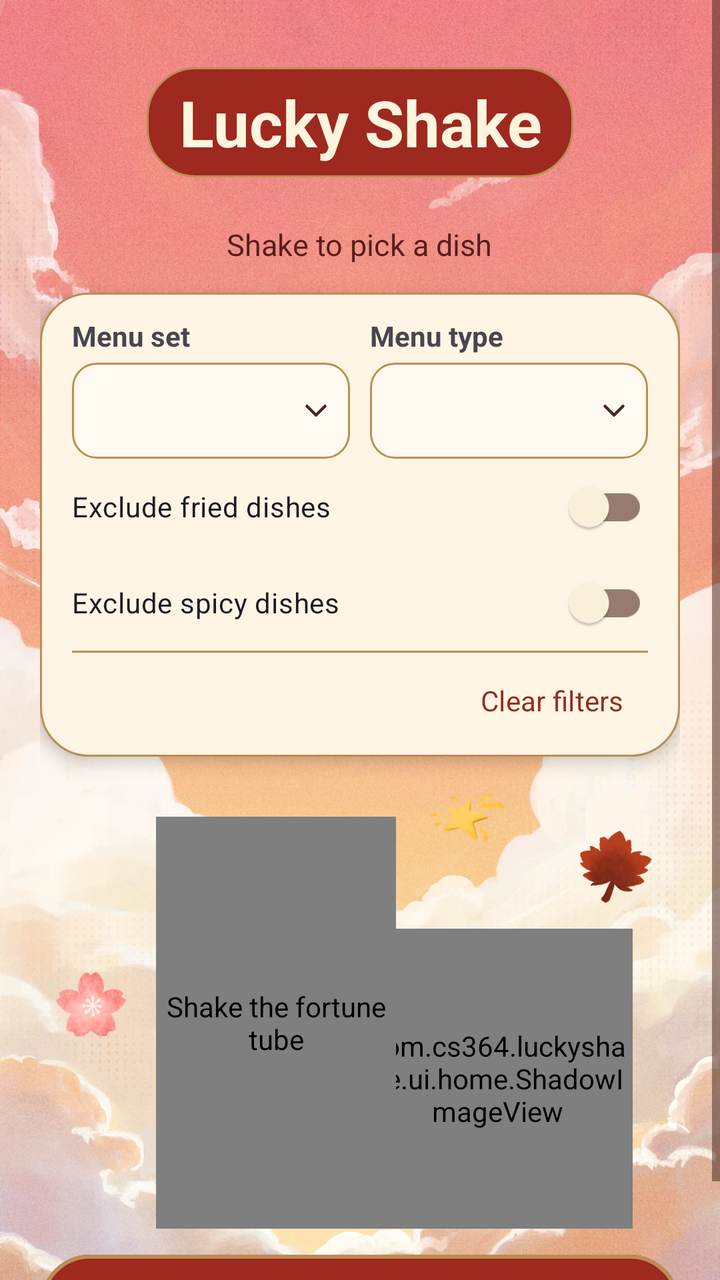
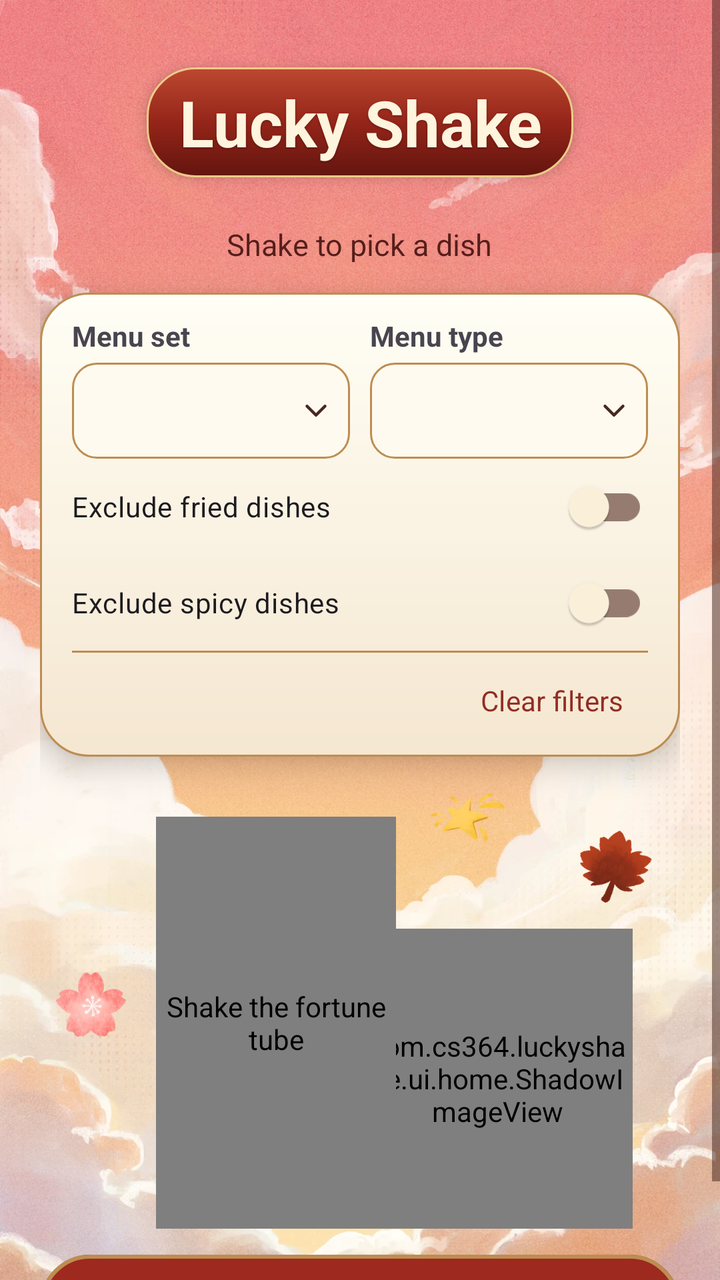

Before-and-after screenshots of an Android layout around one commit, followed by the original layout XML and the change that was made.
<!-- AndroidManifest.xml: application theme Theme.LuckyShake -->
<!-- res/layout/activity_main.xml -->
<?xml version="1.0" encoding="utf-8"?>
<FrameLayout xmlns:android="http://schemas.android.com/apk/res/android"
    xmlns:app="http://schemas.android.com/apk/res-auto"
    android:id="@+id/main"
    android:layout_width="match_parent"
    android:layout_height="match_parent"
    android:theme="@style/ThemeOverlay.LuckyShake.Home"
    android:clipToPadding="false">

    <ImageView
        android:layout_width="match_parent"
        android:layout_height="match_parent"
        android:importantForAccessibility="no"
        android:scaleType="centerCrop"
        android:src="@drawable/home_sky" />

    <ScrollView
        android:layout_width="match_parent"
        android:layout_height="match_parent"
        android:fillViewport="true">

        <LinearLayout
            android:layout_width="match_parent"
            android:layout_height="wrap_content"
            android:gravity="center_horizontal"
            android:orientation="vertical"
            android:paddingStart="20dp"
            android:paddingTop="16dp"
            android:paddingEnd="20dp"
            android:paddingBottom="12dp">

            <androidx.constraintlayout.widget.ConstraintLayout
                style="@style/Widget.LuckyShake.TabBanner"
                android:background="@null"
                android:layout_marginBottom="6dp">

                <TextView
                    android:id="@+id/home_title_main"
                    style="@style/Widget.LuckyShake.TabBanner.Title"
                    android:layout_width="wrap_content"
                    android:text="@string/home_title_main"
                    android:textSize="32sp"
                    app:layout_constraintBottom_toBottomOf="parent"
                    app:layout_constrainedWidth="true"
                    app:layout_constraintEnd_toEndOf="parent"
                    app:layout_constraintStart_toStartOf="parent"
                    app:layout_constraintTop_toTopOf="parent" />
            </androidx.constraintlayout.widget.ConstraintLayout>

            <TextView
                android:layout_width="wrap_content"
                android:layout_height="wrap_content"
                android:layout_marginBottom="14dp"
                android:gravity="center"
                android:text="@string/home_shake_hint"
                android:textColor="@color/home_title"
                android:textSize="15sp" />

            <LinearLayout
                android:layout_width="match_parent"
                android:layout_height="wrap_content"
                android:background="@drawable/home_filter_card"
                android:elevation="5dp"
                android:orientation="vertical"
                android:paddingStart="16dp"
                android:paddingTop="12dp"
                android:paddingEnd="16dp"
                android:paddingBottom="4dp">

                <LinearLayout
                    android:layout_width="match_parent"
                    android:layout_height="wrap_content"
                    android:orientation="horizontal">
                    <LinearLayout
                        android:layout_width="0dp"
                        android:layout_height="wrap_content"
                        android:layout_weight="1"
                        android:layout_marginEnd="10dp"
                        android:orientation="vertical">
                        <TextView
                            android:id="@+id/home_label_set"
                            android:layout_width="match_parent"
                            android:layout_height="wrap_content"
                            android:labelFor="@id/home_spinner_set"
                            android:text="@string/home_label_set"
                            android:textStyle="bold" />
                        <Spinner
                            android:id="@+id/home_spinner_set"
                            android:layout_width="match_parent"
                            android:layout_height="wrap_content"
                            android:layout_marginTop="4dp"
                            android:minHeight="48dp"
                            android:paddingStart="10dp"
                            android:paddingEnd="30dp"
                            android:background="@drawable/home_spinner_background"
                            android:popupBackground="@color/home_field" />
                    </LinearLayout>
                    <LinearLayout
                        android:layout_width="0dp"
                        android:layout_height="wrap_content"
                        android:layout_weight="1"
                        android:orientation="vertical">
                        <TextView
                            android:id="@+id/home_label_type"
                            android:layout_width="match_parent"
                            android:layout_height="wrap_content"
                            android:labelFor="@id/home_spinner_type"
                            android:text="@string/home_label_filter_type"
                            android:textStyle="bold" />
                        <Spinner
                            android:id="@+id/home_spinner_type"
                            android:layout_width="match_parent"
                            android:layout_height="wrap_content"
                            android:layout_marginTop="4dp"
                            android:minHeight="48dp"
                            android:paddingStart="10dp"
                            android:paddingEnd="30dp"
                            android:background="@drawable/home_spinner_background"
                            android:popupBackground="@color/home_field" />
                    </LinearLayout>
                </LinearLayout>

                <androidx.appcompat.widget.SwitchCompat
                    android:id="@+id/home_switch_no_fried"
                    android:layout_width="match_parent"
                    android:layout_height="wrap_content"
                    android:minHeight="48dp"
                    android:text="@string/home_label_no_fried"
                    app:thumbTint="@color/home_thumb"
                    app:trackTint="@color/home_switch_track" />
                <androidx.appcompat.widget.SwitchCompat
                    android:id="@+id/home_switch_no_spicy"
                    android:layout_width="match_parent"
                    android:layout_height="wrap_content"
                    android:minHeight="48dp"
                    android:text="@string/home_label_no_spicy"
                    app:thumbTint="@color/home_thumb"
                    app:trackTint="@color/home_switch_track" />

                <View
                    android:layout_width="match_parent"
                    android:layout_height="1dp"
                    android:background="@color/home_outline"
                    android:importantForAccessibility="no" />

                <LinearLayout
                    android:layout_width="match_parent"
                    android:layout_height="wrap_content"
                    android:gravity="center_vertical"
                    android:orientation="horizontal">

                    <TextView
                        android:id="@+id/home_label_filter_count"
                        android:layout_width="0dp"
                        android:layout_height="wrap_content"
                        android:layout_weight="1"
                        android:accessibilityLiveRegion="polite"
                        android:textStyle="bold" />

                    <com.google.android.material.button.MaterialButton
                        android:id="@+id/home_btn_clear_filters"
                        style="@style/Widget.Material3.Button.TextButton"
                        android:layout_width="wrap_content"
                        android:layout_height="wrap_content"
                        android:minHeight="48dp"
                        android:text="@string/home_btn_clear_filters"
                        android:textColor="@color/home_accent" />
                </LinearLayout>
            </LinearLayout>

            <View
                android:layout_width="match_parent"
                android:layout_height="0dp"
                android:layout_weight="1" />

            <FrameLayout
                android:layout_width="match_parent"
                android:layout_height="224dp"
                android:layout_marginTop="12dp"
                android:clipChildren="false"
                android:clipToPadding="false">

                <androidx.appcompat.widget.AppCompatImageView
                    android:layout_width="35dp"
                    android:layout_height="35dp"
                    android:layout_gravity="start|center_vertical"
                    android:layout_marginStart="8dp"
                    android:importantForAccessibility="no"
                    android:scaleType="fitCenter"
                    app:srcCompat="@drawable/home_sakura" />
                <androidx.appcompat.widget.AppCompatImageView
                    android:layout_width="36dp"
                    android:layout_height="36dp"
                    android:layout_gravity="end|top"
                    android:layout_marginEnd="14dp"
                    android:layout_marginTop="25dp"
                    android:importantForAccessibility="no"
                    android:scaleType="fitCenter"
                    app:srcCompat="@drawable/home_maple" />
                <androidx.appcompat.widget.AppCompatImageView
                    android:layout_width="37dp"
                    android:layout_height="37dp"
                    android:layout_gravity="center_horizontal|top"
                    android:translationX="54dp"
                    android:importantForAccessibility="no"
                    android:scaleType="fitCenter"
                    app:srcCompat="@drawable/home_star" />
                <com.cs364.luckyshake.ui.home.ShadowImageView
                    android:layout_width="135dp"
                    android:layout_height="150dp"
                    android:layout_gravity="center_horizontal|bottom"
                    android:translationX="69dp"
                    android:importantForAccessibility="no"
                    android:scaleType="fitCenter"
                    app:srcCompat="@drawable/home_fox" />
                <com.cs364.luckyshake.ui.home.ShadowImageView
                    android:id="@+id/home_image_tube"
                    android:layout_width="120dp"
                    android:layout_height="206dp"
                    android:layout_gravity="center_horizontal|bottom"
                    android:layout_marginEnd="42dp"
                    android:contentDescription="@string/home_label_tube"
                    android:scaleType="fitCenter"
                    app:srcCompat="@drawable/home_tube" />
                <androidx.appcompat.widget.AppCompatImageView
                    android:id="@+id/home_image_stick"
                    android:layout_width="11dp"
                    android:layout_height="92dp"
                    android:layout_gravity="center_horizontal|top"
                    android:layout_marginTop="72dp"
                    android:layout_marginEnd="42dp"
                    android:importantForAccessibility="no"
                    android:visibility="invisible"
                    android:scaleType="fitCenter"
                    app:srcCompat="@drawable/home_stick" />
            </FrameLayout>

            <com.google.android.material.button.MaterialButton
                android:id="@+id/home_btn_draw"
                android:layout_width="match_parent"
                android:layout_height="wrap_content"
                android:layout_marginTop="9dp"
                android:minHeight="58dp"
                android:fontFamily="serif"
                android:text="@string/home_btn_draw"
                android:textColor="@color/home_thumb"
                android:textSize="23sp"
                android:textStyle="bold"
                app:backgroundTint="@color/home_draw_tint"
                app:cornerRadius="30dp"
                app:strokeColor="@color/home_outline"
                app:strokeWidth="2dp" />

        </LinearLayout>
    </ScrollView>
</FrameLayout>
<!-- resources referenced by this layout -->
<resources>
  <color name="home_accent">#922E23</color>
  <color name="home_field">#FFFAEF</color>
  <color name="home_outline">#BD8D52</color>
  <color name="home_thumb">#FFF4DD</color>
  <color name="home_title">#551E1B</color>
  <!-- drawable home_filter_card (drawable) -->
  <shape xmlns:android="http://schemas.android.com/apk/res/android">
      <solid android:color="@color/home_paper" />
      <stroke android:width="1dp" android:color="@color/home_outline" />
      <corners android:radius="24dp" />
  </shape>
  <string name="home_btn_draw">Draw now</string>
  <string name="home_label_filter_type">Menu type</string>
  <string name="home_label_set">Menu set</string>
  <string name="home_title_main">Lucky Shake</string>
  <style name="Widget.LuckyShake.TabBanner" parent="">
          <item name="android:layout_width">match_parent</item>
          <item name="android:layout_height">wrap_content</item>
          <item name="android:minHeight">90dp</item>
          <item name="android:background">@drawable/menu_header</item>
      </style>
  <style name="Widget.LuckyShake.TabBanner.Title" parent="">
          <item name="android:layout_width">0dp</item>
          <item name="android:layout_height">wrap_content</item>
          <item name="android:layout_marginStart">12dp</item>
          <item name="android:layout_marginEnd">12dp</item>
          <item name="android:accessibilityHeading">true</item>
          <item name="android:background">@drawable/result_title_background</item>
          <item name="android:fontFamily">sans-serif</item>
          <item name="android:gravity">center</item>
          <item name="android:paddingHorizontal">16dp</item>
          <item name="android:paddingVertical">6dp</item>
          <item name="android:textColor">@color/home_thumb</item>
          <item name="android:textSize">25sp</item>
          <item name="android:textStyle">bold</item>
      </style>
  <color name="home_paper">#FFF5E5</color>
  <color name="home_ink">#472820</color>
  <!-- drawable menu_header (drawable) -->
  <shape xmlns:android="http://schemas.android.com/apk/res/android">
      <gradient
          android:angle="0"
          android:startColor="@color/tab_banner_start"
          android:endColor="@color/tab_banner_end" />
      <stroke android:width="1dp" android:color="@color/tab_card_outline" />
      <corners android:radius="22dp" />
  </shape>
  <!-- drawable result_title_background (drawable) -->
  <shape xmlns:android="http://schemas.android.com/apk/res/android">
      <solid android:color="@color/home_button" />
      <stroke android:width="1dp" android:color="@color/home_outline" />
      <corners android:radius="24dp" />
  </shape>
  <color name="tab_banner_start">#F4AA98</color>
  <color name="tab_banner_end">#FFE2B6</color>
  <color name="tab_card_outline">#AB6B39</color>
  <color name="home_button">#9D291F</color>
  <color name="app_primary">#C52D22</color>
  <color name="app_on_primary">#FFFFFF</color>
  <color name="app_link">#8F1D16</color>
  <color name="app_accent">#E4A342</color>
  <color name="app_surface">#FFF5DF</color>
  <color name="app_on_surface">#35211D</color>
  <color name="app_background">#FFE7C2</color>
  <!-- unchanged entries left out for length: 18 -->
</resources>

<!-- the commit's change to res/layout/activity_main.xml (unified diff, before → after) -->
@@ -60,7 +60,7 @@
                 android:layout_width="match_parent"
                 android:layout_height="wrap_content"
                 android:background="@drawable/home_filter_card"
-                android:elevation="5dp"
+                android:elevation="9dp"
                 android:orientation="vertical"
                 android:paddingStart="16dp"
                 android:paddingTop="12dp"
@@ -236,7 +236,9 @@
             </FrameLayout>
 
             <com.google.android.material.button.MaterialButton
-                android:id="@+id/home_btn_draw"
+                android:foreground="@drawable/button_depth_glaze"
+                    android:elevation="6dp"
+                    android:id="@+id/home_btn_draw"
                 android:layout_width="match_parent"
                 android:layout_height="wrap_content"
                 android:layout_marginTop="9dp"
<!-- resource entries referenced after the edit -->
@@ -5,9 +5,15 @@
   <color name="home_outline">#BD8D52</color>
   <color name="home_thumb">#FFF4DD</color>
   <color name="home_title">#551E1B</color>
+  <!-- drawable button_depth_glaze (drawable) -->
+  <shape xmlns:android="http://schemas.android.com/apk/res/android">
+      <gradient android:angle="270" android:startColor="#26FFE5B0" android:centerColor="#00000000" android:endColor="#500E0000" />
+      <stroke android:width="1dp" android:color="#90EDC783" />
+      <corners android:radius="30dp" />
+  </shape>
   <!-- drawable home_filter_card (drawable) -->
   <shape xmlns:android="http://schemas.android.com/apk/res/android">
-      <solid android:color="@color/home_paper" />
+      <gradient android:angle="270" android:startColor="@color/depth_card_top" android:endColor="@color/depth_card_bottom" />
       <stroke android:width="1dp" android:color="@color/home_outline" />
       <corners android:radius="24dp" />
   </shape>
@@ -20,6 +26,8 @@
           <item name="android:layout_height">wrap_content</item>
           <item name="android:minHeight">90dp</item>
           <item name="android:background">@drawable/menu_header</item>
+          <item name="android:elevation">7dp</item>
+          <item name="android:outlineSpotShadowColor">#7033261F</item>
       </style>
   <style name="Widget.LuckyShake.TabBanner.Title" parent="">
           <item name="android:layout_width">0dp</item>
@@ -28,6 +36,10 @@
           <item name="android:layout_marginEnd">12dp</item>
           <item name="android:accessibilityHeading">true</item>
           <item name="android:background">@drawable/result_title_background</item>
+          <item name="android:elevation">4dp</item>
+          <item name="android:shadowColor">#70260000</item>
+          <item name="android:shadowDy">1</item>
+          <item name="android:shadowRadius">2</item>
           <item name="android:fontFamily">sans-serif</item>
           <item name="android:gravity">center</item>
           <item name="android:paddingHorizontal">16dp</item>
@@ -36,12 +48,13 @@
           <item name="android:textSize">25sp</item>
           <item name="android:textStyle">bold</item>
       </style>
-  <color name="home_paper">#FFF5E5</color>
+  <color name="depth_card_top">#FFFEF5</color>
+  <color name="depth_card_bottom">#F5E7D1</color>
   <color name="home_ink">#472820</color>
   <!-- drawable menu_header (drawable) -->
   <shape xmlns:android="http://schemas.android.com/apk/res/android">
       <gradient
-          android:angle="0"
+          android:angle="270"
           android:startColor="@color/tab_banner_start"
           android:endColor="@color/tab_banner_end" />
       <stroke android:width="1dp" android:color="@color/tab_card_outline" />
@@ -49,14 +62,13 @@
   </shape>
   <!-- drawable result_title_background (drawable) -->
   <shape xmlns:android="http://schemas.android.com/apk/res/android">
-      <solid android:color="@color/home_button" />
-      <stroke android:width="1dp" android:color="@color/home_outline" />
+      <gradient android:angle="270" android:startColor="#BD4830" android:centerColor="#942519" android:endColor="#63150F" />
+      <stroke android:width="1dp" android:color="#ECCB87" />
       <corners android:radius="24dp" />
   </shape>
   <color name="tab_banner_start">#F4AA98</color>
   <color name="tab_banner_end">#FFE2B6</color>
   <color name="tab_card_outline">#AB6B39</color>
-  <color name="home_button">#9D291F</color>
   <color name="app_primary">#C52D22</color>
   <color name="app_on_primary">#FFFFFF</color>
   <color name="app_link">#8F1D16</color>
